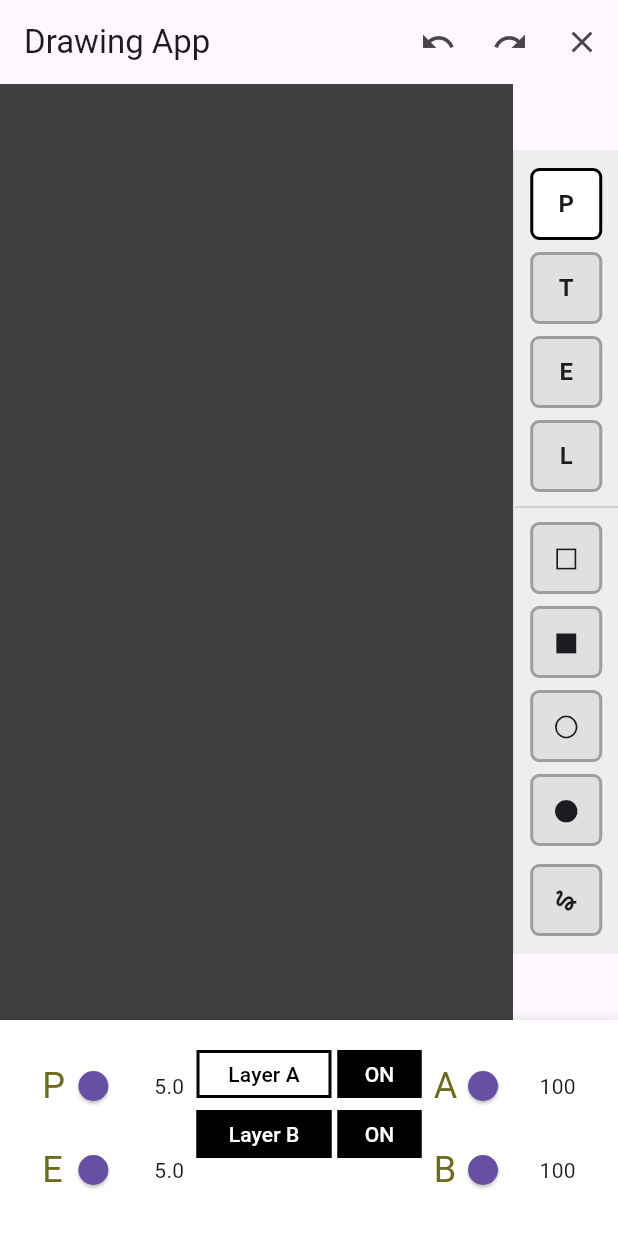
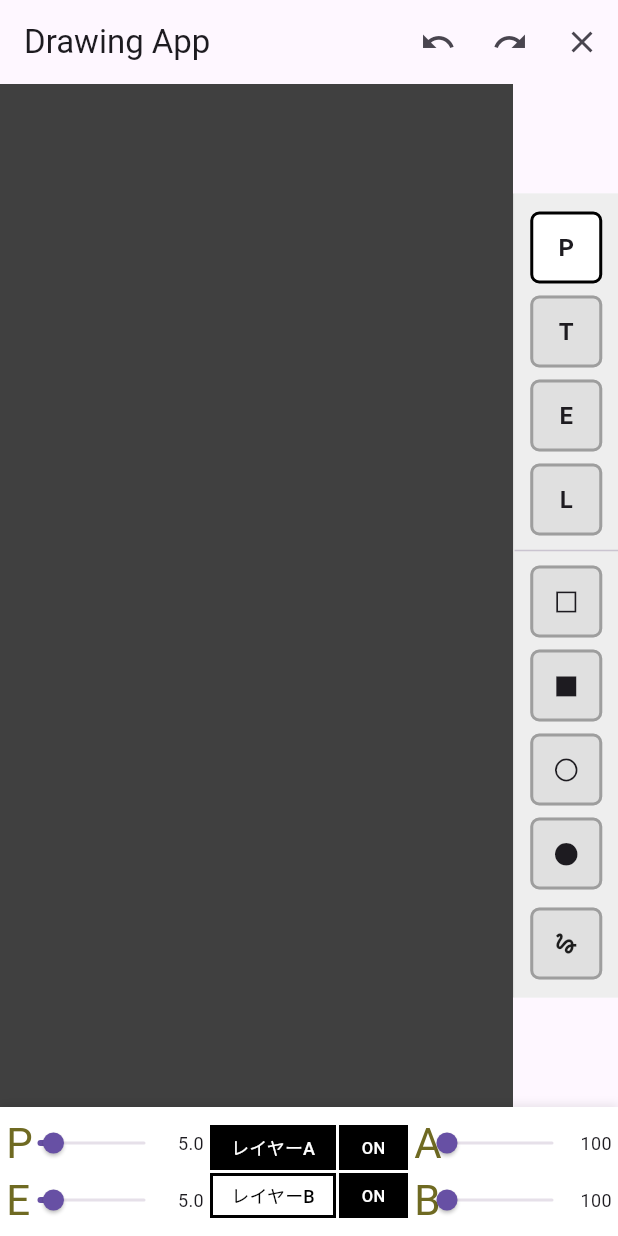
Before and after one commit to taksub-coder/flpaint, a Flutter app: the screen it shows after launch, on a phone screen of 412 x 824 dp. Run offline on Flutter 3.47's test engine with Material 3 defaults, Android fonts, the phone set to English and light mode, and no system bars; missing offline and left inert: window_manager.

Commit message:
fix: compact slider panel and correct active layer button styling

```diff
--- a/lib/main.dart
+++ b/lib/main.dart
@@ -166,7 +166,7 @@ class _MyHomePageState extends State<MyHomePage> {
             // 固定スライダーパネル
             Container(
               width: double.infinity,
-              padding: const EdgeInsets.symmetric(vertical: 8, horizontal: 16),
+              padding: const EdgeInsets.symmetric(vertical: 2, horizontal: 4),
               decoration: BoxDecoration(
                 color: Colors.white,
                 boxShadow: [
--- a/lib/widgets/drawing_controls.dart
+++ b/lib/widgets/drawing_controls.dart
@@ -14,14 +14,14 @@ class DrawingControls extends StatelessWidget {
         final layerASliderValue = (1.0 - drawing.layerAOpacity) * 100.0;
         final layerBSliderValue = (1.0 - drawing.layerBOpacity) * 100.0;
 
-        return Padding(
-          padding: const EdgeInsets.all(12.0),
+        return SizedBox(
+          height: 82,
           child: Row(
-            crossAxisAlignment: CrossAxisAlignment.start,
+            crossAxisAlignment: CrossAxisAlignment.center,
             children: [
               Expanded(
                 child: Column(
-                  mainAxisSize: MainAxisSize.min,
+                  mainAxisAlignment: MainAxisAlignment.center,
                   children: [
                     _SliderRow(
                       symbol: 'P',
@@ -31,7 +31,7 @@ class DrawingControls extends StatelessWidget {
                       divisions: 29,
                       onChanged: drawing.setPenStrokeWidth,
                     ),
-                    const SizedBox(height: 8),
+                    const SizedBox(height: 2),
                     _SliderRow(
                       symbol: 'E',
                       value: drawing.eraserWidth,
@@ -43,23 +43,23 @@ class DrawingControls extends StatelessWidget {
                   ],
                 ),
               ),
-              const SizedBox(width: 8),
+              const SizedBox(width: 4),
               SizedBox(
-                width: 150,
+                width: 132,
                 child: Column(
-                  mainAxisSize: MainAxisSize.min,
+                  mainAxisAlignment: MainAxisAlignment.center,
                   children: [
                     _LayerRowButtons(
-                      label: 'Layer A',
+                      label: 'レイヤーA',
                       selected: drawing.activeLayer == DrawingLayer.layerA,
                       visible: drawing.isLayerAVisible,
                       onSelect: () => drawing.setActiveLayer(DrawingLayer.layerA),
                       onToggleVisible: (value) =>
                           drawing.setLayerVisibility(DrawingLayer.layerA, value),
                     ),
-                    const SizedBox(height: 8),
+                    const SizedBox(height: 2),
                     _LayerRowButtons(
-                      label: 'Layer B',
+                      label: 'レイヤーB',
                       selected: drawing.activeLayer == DrawingLayer.layerB,
                       visible: drawing.isLayerBVisible,
                       onSelect: () => drawing.setActiveLayer(DrawingLayer.layerB),
@@ -69,10 +69,10 @@ class DrawingControls extends StatelessWidget {
                   ],
                 ),
               ),
-              const SizedBox(width: 8),
+              const SizedBox(width: 4),
               Expanded(
                 child: Column(
-                  mainAxisSize: MainAxisSize.min,
+                  mainAxisAlignment: MainAxisAlignment.center,
                   children: [
                     _SliderRow(
                       symbol: 'A',
@@ -86,7 +86,7 @@ class DrawingControls extends StatelessWidget {
                       ),
                       valueText: '${(100.0 - layerASliderValue).round()}',
                     ),
-                    const SizedBox(height: 8),
+                    const SizedBox(height: 2),
                     _SliderRow(
                       symbol: 'B',
                       value: layerBSliderValue,
@@ -131,16 +131,24 @@ class _SliderRow extends StatelessWidget {
 
   @override
   Widget build(BuildContext context) {
-    return Row(
+    return SizedBox(
+      height: 36,
+      child: Row(
         children: [
           SizedBox(
-          width: 20,
+            width: 14,
             child: Text(
               symbol,
-            style: const TextStyle(fontSize: 24, color: Color(0xFF6F6A22)),
+              style: const TextStyle(fontSize: 28, color: Color(0xFF6F6A22), height: 1.0),
             ),
           ),
           Expanded(
+            child: SliderTheme(
+              data: SliderTheme.of(context).copyWith(
+                trackHeight: 2,
+                thumbShape: const RoundSliderThumbShape(enabledThumbRadius: 7),
+                overlayShape: SliderComponentShape.noOverlay,
+              ),
               child: Slider(
                 value: value.clamp(min, max).toDouble(),
                 min: min,
@@ -150,14 +158,17 @@ class _SliderRow extends StatelessWidget {
                 onChanged: onChanged,
               ),
             ),
+          ),
           SizedBox(
-          width: 40,
+            width: 32,
             child: Text(
               valueText ?? value.toStringAsFixed(1),
               textAlign: TextAlign.right,
+              style: const TextStyle(fontSize: 12),
             ),
           ),
         ],
+      ),
     );
   }
 }
@@ -179,35 +190,38 @@ class _LayerRowButtons extends StatelessWidget {
 
   @override
   Widget build(BuildContext context) {
-    final selectForeground = selected ? Colors.black : Colors.white;
-    final selectBackground = selected ? Colors.white : Colors.black;
+    final selectForeground = selected ? Colors.white : Colors.black;
+    final selectBackground = selected ? Colors.black : Colors.white;
 
     return Row(
       children: [
         Expanded(
           child: SizedBox(
-            height: 32,
+            height: 30,
             child: OutlinedButton(
               onPressed: onSelect,
               style: OutlinedButton.styleFrom(
                 backgroundColor: selectBackground,
                 foregroundColor: selectForeground,
                 side: const BorderSide(color: Colors.black, width: 2),
-                padding: const EdgeInsets.symmetric(horizontal: 6),
+                padding: const EdgeInsets.symmetric(horizontal: 4),
                 shape: const RoundedRectangleBorder(),
+                visualDensity: VisualDensity.compact,
+                tapTargetSize: MaterialTapTargetSize.shrinkWrap,
               ),
               child: Text(
                 label,
                 maxLines: 1,
                 overflow: TextOverflow.ellipsis,
+                style: const TextStyle(fontSize: 12),
               ),
             ),
           ),
         ),
-        const SizedBox(width: 4),
+        const SizedBox(width: 2),
         SizedBox(
-          width: 56,
-          height: 32,
+          width: 46,
+          height: 30,
           child: OutlinedButton(
             onPressed: () => onToggleVisible(!visible),
             style: OutlinedButton.styleFrom(
@@ -216,8 +230,13 @@ class _LayerRowButtons extends StatelessWidget {
               side: const BorderSide(color: Colors.black, width: 2),
               padding: const EdgeInsets.symmetric(horizontal: 0),
               shape: const RoundedRectangleBorder(),
+              visualDensity: VisualDensity.compact,
+              tapTargetSize: MaterialTapTargetSize.shrinkWrap,
             ),
-            child: Text(visible ? 'ON' : 'OFF'),
+            child: Text(
+              visible ? 'ON' : 'OFF',
+              style: const TextStyle(fontSize: 11),
+            ),
           ),
         ),
       ],
```
Lines whose indentation alone changed are shown as unchanged.
